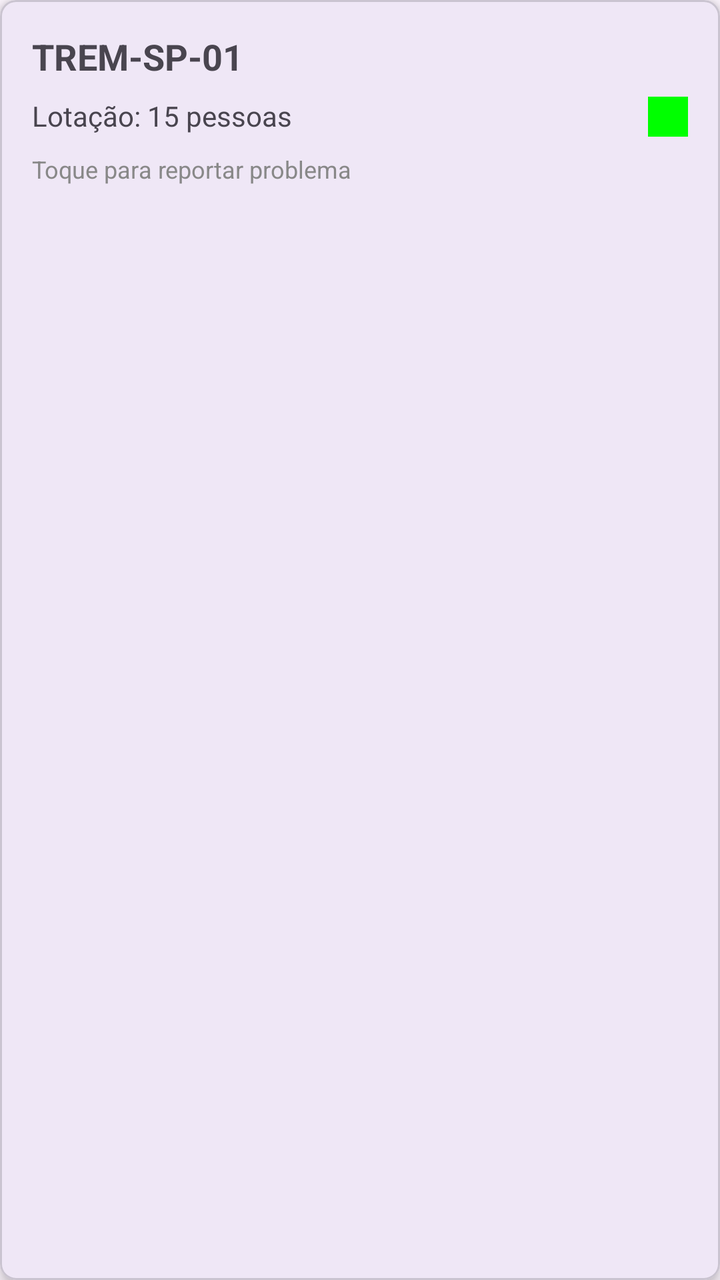
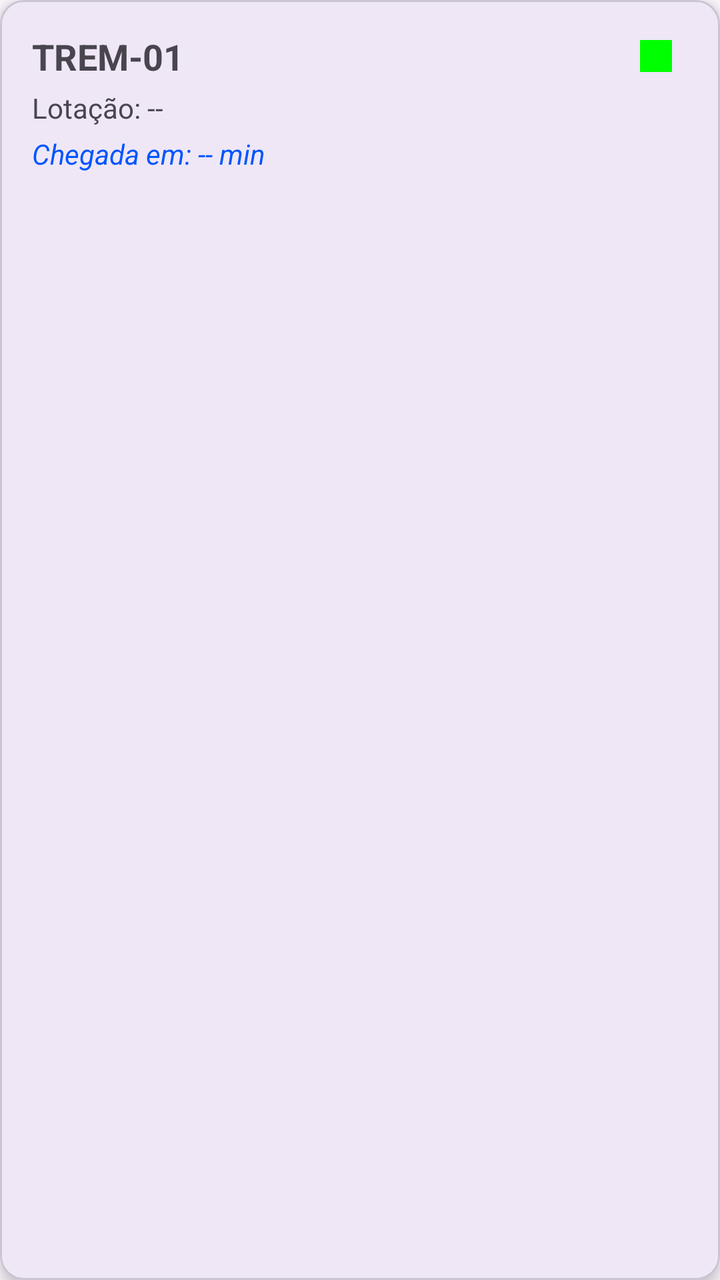

The first picture is an Android layout as it rendered before a commit; the second is the same layout after the commit. The layout source and the unified diff follow.
<!-- AndroidManifest.xml: application theme Theme.MonitoramentoTCC -->
<!-- res/layout/item_trem.xml -->
<?xml version="1.0" encoding="utf-8"?>
<com.google.android.material.card.MaterialCardView
    xmlns:android="http://schemas.android.com/apk/res/android"
    xmlns:app="http://schemas.android.com/apk/res-auto"
    android:layout_width="match_parent"
    android:layout_height="wrap_content"
    android:layout_margin="8dp"
    app:cardCornerRadius="8dp"
    app:cardElevation="4dp">

    <LinearLayout
        android:layout_width="match_parent"
        android:layout_height="wrap_content"
        android:orientation="vertical"
        android:padding="16dp">

        <TextView
            android:id="@+id/txtIdTrem"
            android:layout_width="wrap_content"
            android:layout_height="wrap_content"
            android:text="TREM-SP-01"
            android:textSize="18sp"
            android:textStyle="bold" />

        <LinearLayout
            android:layout_width="match_parent"
            android:layout_height="wrap_content"
            android:orientation="horizontal"
            android:layout_marginTop="8dp">

            <TextView
                android:id="@+id/txtLotacao"
                android:layout_width="0dp"
                android:layout_weight="1"
                android:layout_height="wrap_content"
                android:text="Lotação: 15 pessoas" />

            <View
                android:id="@+id/viewStatus"
                android:layout_width="20dp"
                android:layout_height="20dp"
                android:background="#00FF00"
                android:layout_gravity="center_vertical"/>
        </LinearLayout>

        <TextView
            android:layout_width="wrap_content"
            android:layout_height="wrap_content"
            android:text="Toque para reportar problema"
            android:textSize="12sp"
            android:textColor="#888888"
            android:layout_marginTop="8dp"/>

    </LinearLayout>
</com.google.android.material.card.MaterialCardView>
<!-- resources referenced by this layout -->
<resources>
  <style name="Theme.MonitoramentoTCC" parent="Base.Theme.MonitoramentoTCC" />
  <style name="Base.Theme.MonitoramentoTCC" parent="Theme.Material3.DayNight.NoActionBar">
          
          
      </style>
</resources>

<!-- the commit's change to res/layout/item_trem.xml (unified diff, before → after) -->
@@ -5,7 +5,7 @@
     android:layout_width="match_parent"
     android:layout_height="wrap_content"
     android:layout_margin="8dp"
-    app:cardCornerRadius="8dp"
+    app:cardCornerRadius="12dp"
     app:cardElevation="4dp">
 
     <LinearLayout
@@ -14,42 +14,60 @@
         android:orientation="vertical"
         android:padding="16dp">
 
+        <LinearLayout
+            android:layout_width="match_parent"
+            android:layout_height="wrap_content"
+            android:orientation="horizontal"
+            android:gravity="center_vertical">
+
+            <TextView
+                android:id="@+id/txtIdTrem"
+                android:layout_width="0dp"
+                android:layout_height="wrap_content"
+                android:layout_weight="1"
+                android:text="TREM-01"
+                android:textSize="18sp"
+                android:textStyle="bold" />
+
+            <View
+                android:id="@+id/viewStatus"
+                android:layout_width="16dp"
+                android:layout_height="16dp"
+                android:background="#00FF00"
+                android:layout_marginEnd="8dp"/>
+        </LinearLayout>
+
         <TextView
-            android:id="@+id/txtIdTrem"
-            android:layout_width="wrap_content"
+            android:id="@+id/txtLotacao"
+            android:layout_width="match_parent"
             android:layout_height="wrap_content"
-            android:text="TREM-SP-01"
-            android:textSize="18sp"
-            android:textStyle="bold" />
+            android:text="Lotação: --"
+            android:layout_marginTop="4dp"/>
 
         <LinearLayout
             android:layout_width="match_parent"
             android:layout_height="wrap_content"
             android:orientation="horizontal"
-            android:layout_marginTop="8dp">
+            android:layout_marginTop="4dp">
 
             <TextView
-                android:id="@+id/txtLotacao"
-                android:layout_width="0dp"
-                android:layout_weight="1"
+                android:id="@+id/txtEtaLista"
+                android:layout_width="wrap_content"
                 android:layout_height="wrap_content"
-                android:text="Lotação: 15 pessoas" />
+                android:text="Chegada em: -- min"
+                android:textStyle="italic"
+                android:textColor="#0055FF"/>
 
-            <View
-                android:id="@+id/viewStatus"
-                android:layout_width="20dp"
-                android:layout_height="20dp"
-                android:background="#00FF00"
-                android:layout_gravity="center_vertical"/>
+            <TextView
+                android:id="@+id/txtAvisoLista"
+                android:layout_width="wrap_content"
+                android:layout_height="wrap_content"
+                android:text=" (GPS Estimado)"
+                android:textColor="#FF9800"
+                android:textStyle="bold"
+                android:visibility="gone"
+                android:layout_marginStart="8dp"/>
         </LinearLayout>
-
-        <TextView
-            android:layout_width="wrap_content"
-            android:layout_height="wrap_content"
-            android:text="Toque para reportar problema"
-            android:textSize="12sp"
-            android:textColor="#888888"
-            android:layout_marginTop="8dp"/>
 
     </LinearLayout>
 </com.google.android.material.card.MaterialCardView>
